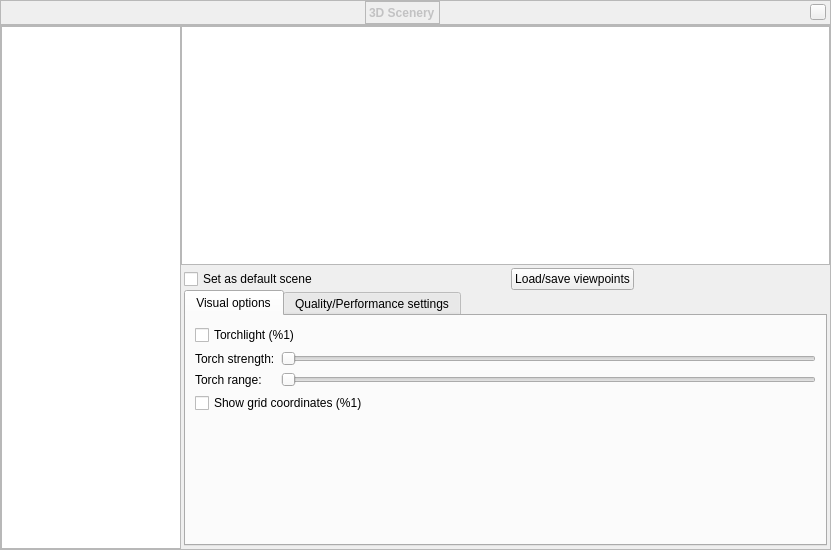
The window that plugins/Scenery3d/src/gui/scenery3dDialog.ui (Stellarium/stellarium) describes before a commit, drawn with Qt 5.
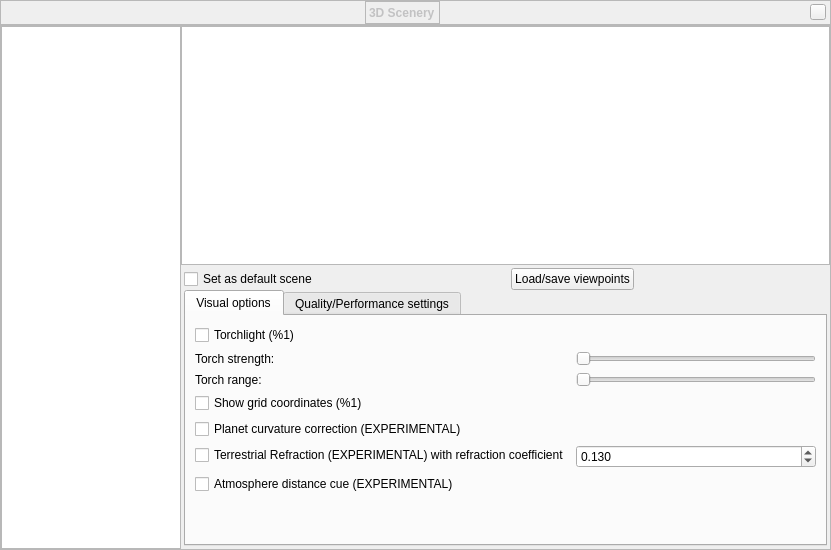
The same window after the commit. Custom widgets are drawn as their Qt base class.

Commit message: Scenery3d:  Started Curvature and Depth Cue with properties and the GUI code.

Patch:
```diff
--- a/plugins/Scenery3d/src/gui/scenery3dDialog.ui
+++ b/plugins/Scenery3d/src/gui/scenery3dDialog.ui
@@ -457,13 +457,65 @@
                    </property>
                   </widget>
                  </item>
-                 <item row="3" column="0" colspan="2">
+                 <item row="4" column="0">
+                  <widget class="QCheckBox" name="checkBoxCurvatureCorrection">
+                   <property name="toolTip">
+                    <string>Correction most useful for distant objects (e.g. mountain peaks)</string>
+                   </property>
+                   <property name="text">
+                    <string>Planet curvature correction (EXPERIMENTAL)</string>
+                   </property>
+                  </widget>
+                 </item>
+                 <item row="3" column="0">
                   <widget class="QCheckBox" name="checkBoxShowGridCoordinates">
                    <property name="text">
                     <string>Show grid coordinates (%1)</string>
                    </property>
                   </widget>
                  </item>
+                 <item row="5" column="0">
+                  <widget class="QCheckBox" name="checkBoxTerrestrialRefraction">
+                   <property name="toolTip">
+                    <string>Correction which slightly raises far mountains</string>
+                   </property>
+                   <property name="text">
+                    <string>Terrestrial Refraction (EXPERIMENTAL) with refraction coefficient</string>
+                   </property>
+                  </widget>
+                 </item>
+                 <item row="5" column="1">
+                  <widget class="QDoubleSpinBox" name="doubleSpinBoxRefractiveIndex">
+                   <property name="toolTip">
+                    <string>Default: 0.13</string>
+                   </property>
+                   <property name="decimals">
+                    <number>3</number>
+                   </property>
+                   <property name="minimum">
+                    <double>-4.000000000000000</double>
+                   </property>
+                   <property name="maximum">
+                    <double>15.000000000000000</double>
+                   </property>
+                   <property name="singleStep">
+                    <double>0.010000000000000</double>
+                   </property>
+                   <property name="value">
+                    <double>0.130000000000000</double>
+                   </property>
+                  </widget>
+                 </item>
+                 <item row="6" column="0">
+                  <widget class="QCheckBox" name="checkBoxDistanceCue">
+                   <property name="toolTip">
+                    <string>Make distant objects fade into mist color</string>
+                   </property>
+                   <property name="text">
+                    <string>Atmosphere distance cue (EXPERIMENTAL)</string>
+                   </property>
+                  </widget>
+                 </item>
                 </layout>
                </widget>
                <widget class="QWidget" name="tab_2">
```
Left out of the diff: 6 changed lines with no effect on the pictures. The commit also changes 5 other files.
